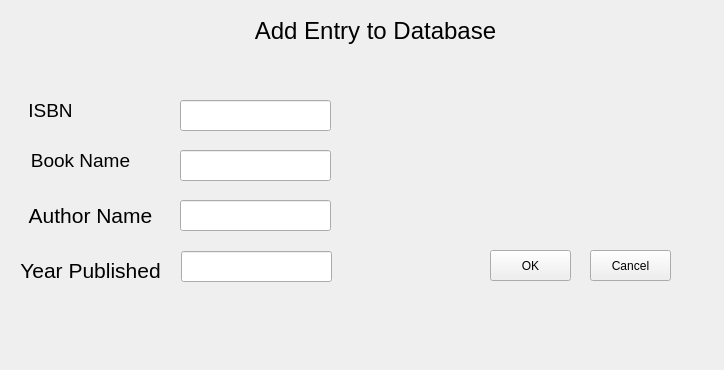
Before: the Qt Designer form addbookentry.ui in mexyzer/Library-Management, drawn with Qt 5.
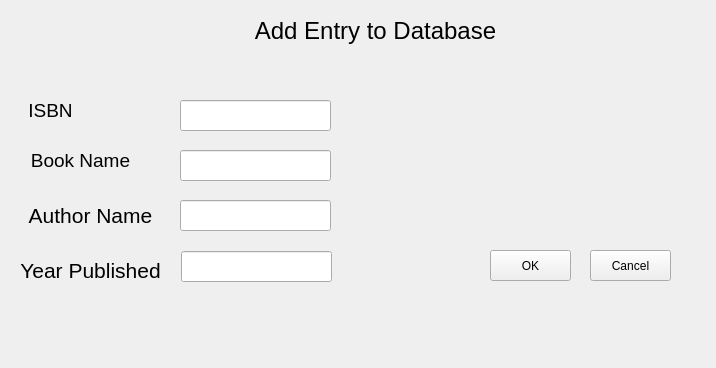
After: the same form once the commit is applied.

The edit to the form file:
```diff
--- a/addbookentry.ui
+++ b/addbookentry.ui
@@ -6,8 +6,8 @@
    <rect>
     <x>0</x>
     <y>0</y>
-    <width>724</width>
-    <height>370</height>
+    <width>716</width>
+    <height>368</height>
    </rect>
   </property>
   <property name="windowTitle">
```
